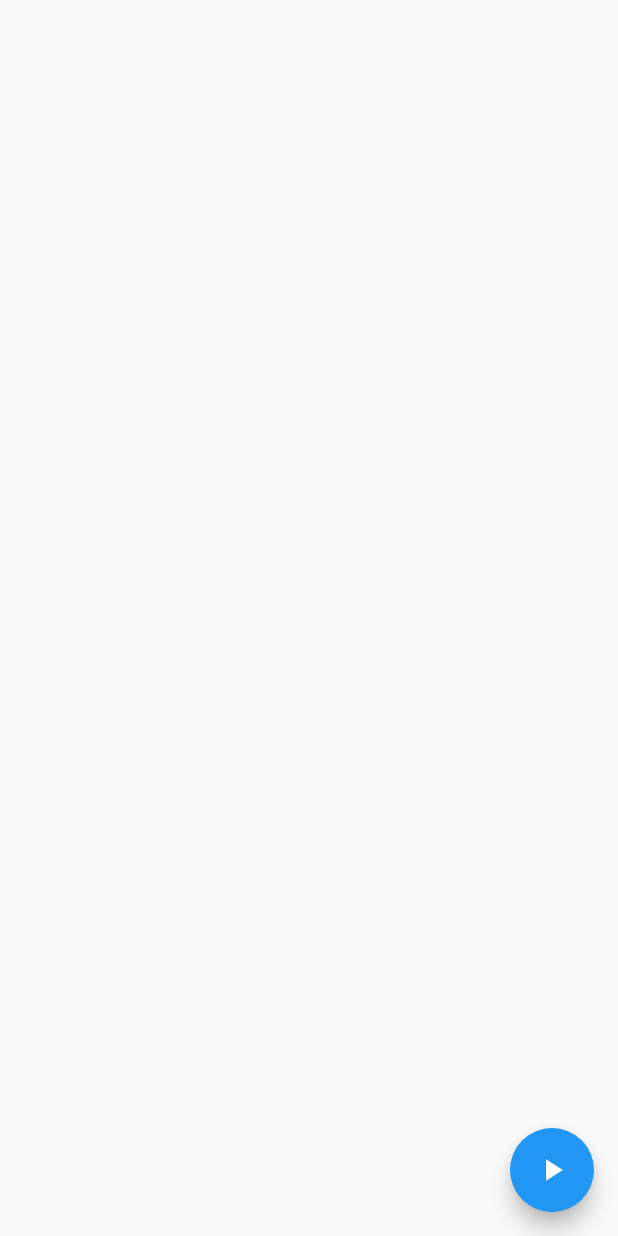
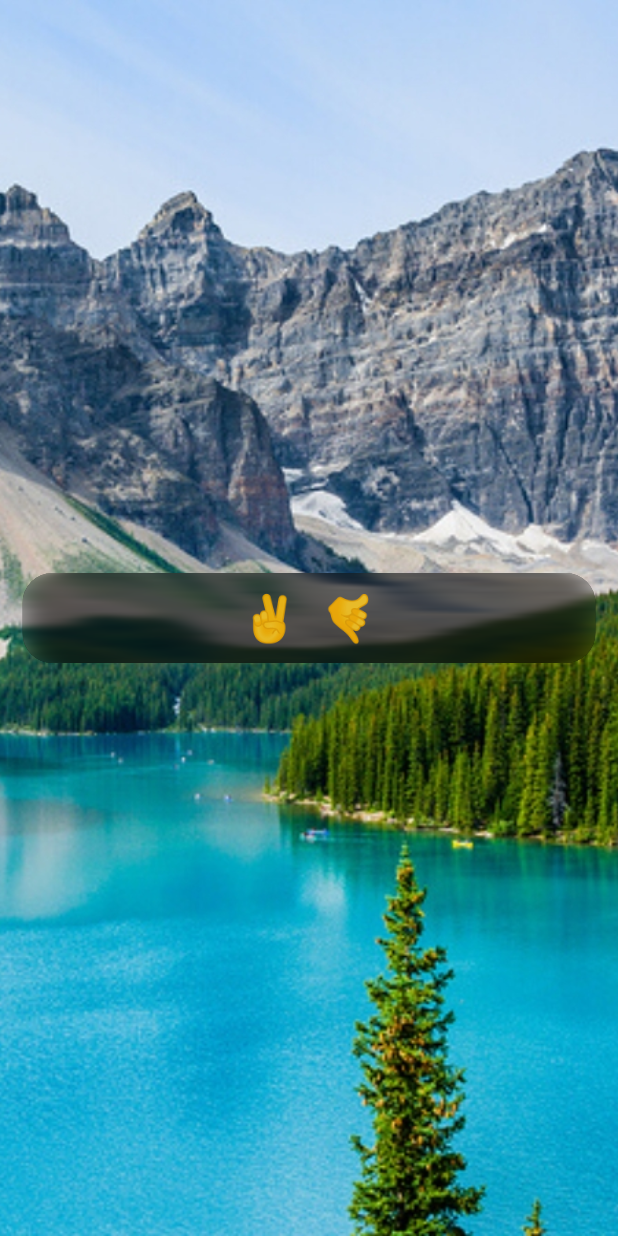
Before and after one commit to axiydev/animations, a Flutter app: the screen it shows after launch, on a phone screen of 412 x 824 dp. Run offline on Flutter 3.47's test engine with Material 2 defaults, Android fonts, the phone set to English and light mode, and no system bars; our stand-ins replace lottie.

Commit message:
blur effect

```diff
--- a/lib/main.dart
+++ b/lib/main.dart
@@ -2,6 +2,7 @@ import 'package:animations/pages/advance_animations_page/advance_animations_page
 import 'package:animations/pages/animations_page/animations_page.dart';
 import 'package:animations/pages/avarage_animations_page/avarage_animations_page.dart';
 import 'package:animations/pages/basic_animations_page.dart';
+import 'package:animations/pages/blur_page/blur_page.dart';
 import 'package:animations/pages/bounce_animation/bounce_animation_page.dart';
 import 'package:animations/pages/hinge/hinge_page.dart';
 import 'package:animations/pages/three_flip/three_flip_page.dart';
@@ -34,9 +35,10 @@ class MyApp extends StatelessWidget {
         AnimationsPage.path: (context) => const AnimationsPage(),
         BounceAnimationPage.path: (context) => const BounceAnimationPage(),
         ThreeDFlipPage.path: (context) => const ThreeDFlipPage(),
-        HingeAnimationsPage.path: (context) => const HingeAnimationsPage()
+        HingeAnimationsPage.path: (context) => const HingeAnimationsPage(),
+        BlurPage.path: (context) => BlurPage.show!,
       },
-      initialRoute: HingeAnimationsPage.path,
+      initialRoute: BlurPage.path,
     );
   }
 }
--- /dev/null
+++ b/lib/pages/blur_page/blur_page.dart
@@ -0,0 +1,64 @@
+import 'dart:ui';
+
+import 'package:animations/consts/app_assets.dart';
+import 'package:animations/pages/blur_page/blur_provider.dart';
+import 'package:flutter/material.dart';
+import 'package:provider/provider.dart';
+
+//blur effect in flutter
+class BlurPage extends StatelessWidget {
+  static const String path = '/blur_page';
+  const BlurPage({super.key});
+  static Widget? get show => ChangeNotifierProvider(
+        create: (_) => BlurPageProvider(),
+        child: const BlurPage(),
+      );
+
+  @override
+  Widget build(BuildContext context) {
+    final size = MediaQuery.of(context).size;
+    return Consumer<BlurPageProvider>(
+      builder: (context, providerValue, child) => child!,
+      child: Scaffold(
+        body: Container(
+          height: size.height,
+          width: size.width,
+          decoration: const BoxDecoration(
+            image: DecorationImage(
+                image: AssetImage(
+                  MyImages.wild,
+                ),
+                fit: BoxFit.cover),
+          ),
+          child: Column(mainAxisAlignment: MainAxisAlignment.center, children: [
+            Padding(
+              padding: const EdgeInsets.all(15.0),
+              child: ClipRRect(
+                borderRadius: BorderRadius.circular(20),
+                child: Card(
+                  color: Colors.black.withOpacity(0.5),
+                  elevation: 10,
+                  margin: const EdgeInsets.all(0),
+                  child: SizedBox(
+                    height: 60,
+                    width: size.width,
+                    child: BackdropFilter(
+                      blendMode: BlendMode.srcIn,
+                      filter: ImageFilter.blur(
+                          sigmaX: 10, sigmaY: -10, tileMode: TileMode.clamp),
+                      child: const Center(
+                          child: Text(
+                        '\u{270c}  \u{1f919}',
+                        style: TextStyle(fontSize: 30),
+                      )),
+                    ),
+                  ),
+                ),
+              ),
+            ),
+          ]),
+        ),
+      ),
+    );
+  }
+}
--- /dev/null
+++ b/lib/pages/blur_page/blur_provider.dart
@@ -0,0 +1,3 @@
+import 'package:flutter/material.dart';
+
+class BlurPageProvider with ChangeNotifier {}
--- a/lib/pages/hinge/hinge_page.dart
+++ b/lib/pages/hinge/hinge_page.dart
@@ -71,7 +71,9 @@ class _HingeAnimationsPageState extends State<HingeAnimationsPage>
                                     opacity: _animationOpacity.value!,
                                     child: Image.asset(
                                       MyImages.wild,
-                                      width: 100,
+                                      width: 200,
+                                      height: 200,
+                                      fit: BoxFit.cover,
                                     ),
                                   );
                                 }),
--- a/pubspec.yaml
+++ b/pubspec.yaml
@@ -15,6 +15,7 @@ dependencies:
   #lottie
   lottie: ^1.3.0
   cupertino_icons: ^1.0.2
+  provider: ^6.0.3
 
 dev_dependencies:
   flutter_test:
```
Also changed, not shown: pubspec.lock.
